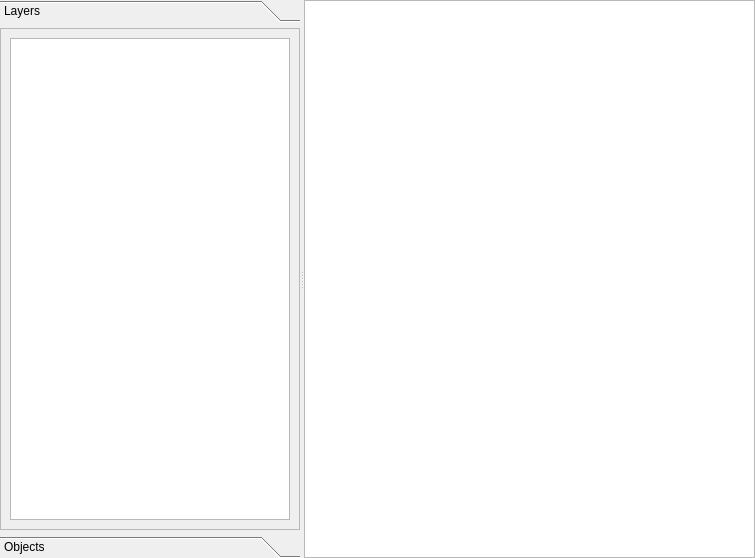
First picture: the form in editors/roomeditor.ui, repository GameMakerLinux/GameMakerLinux, before the edit.
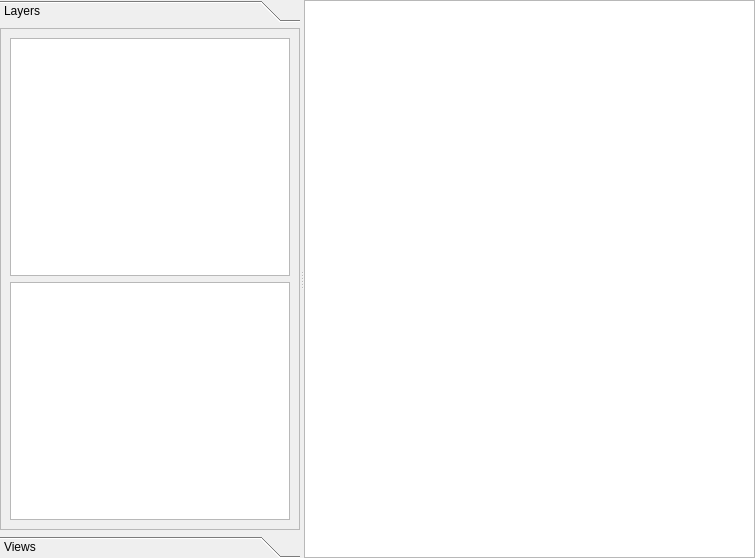
Second picture: the form after the edit.

Commit message: objects now listed when an instances layer is selected

```diff
--- a/editors/roomeditor.ui
+++ b/editors/roomeditor.ui
@@ -90,6 +90,9 @@
             <item>
              <widget class="QListView" name="layersListView"/>
             </item>
+            <item>
+             <widget class="QListView" name="objectsListView"/>
+            </item>
            </layout>
           </widget>
          </widget>
@@ -106,7 +109,7 @@
         </rect>
        </property>
        <attribute name="label">
-        <string>Objects</string>
+        <string>Views</string>
        </attribute>
        <layout class="QVBoxLayout" name="verticalLayout_4">
         <property name="leftMargin">
```
The commit also changes 12 other files.
